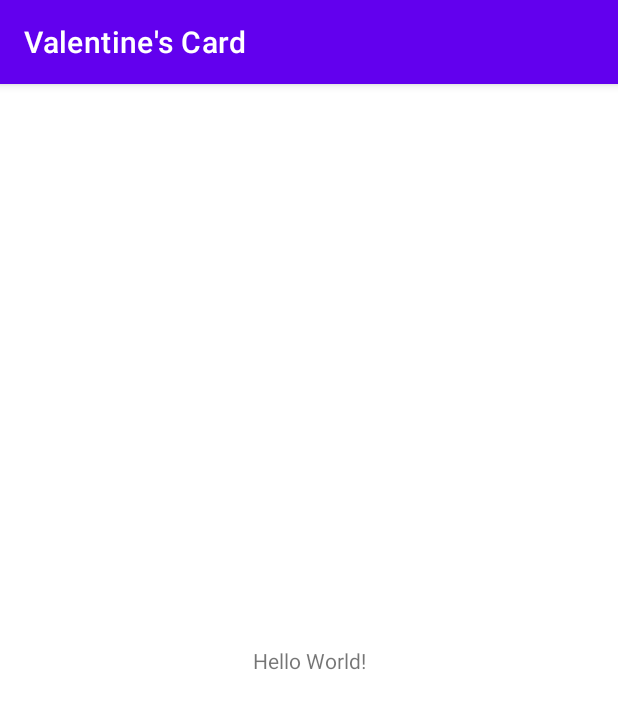
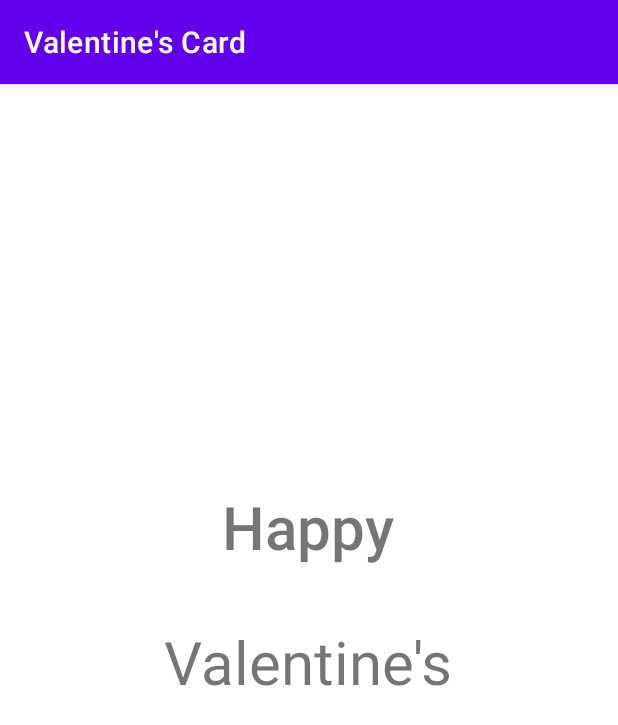
Before and after one commit to ikayz/valentines-card, an Android app: the screen it shows after launch (MainActivity), on a phone screen of 412 x 824 dp. Shown: the top 725 px of the screen. Run offline under Robolectric (Android 15) with nearby library versions, the phone set to English and light mode, and no system bars.

```diff
--- a/app/src/main/res/layout/activity_main.xml
+++ b/app/src/main/res/layout/activity_main.xml
@@ -7,12 +7,27 @@
     tools:context=".MainActivity">
 
     <TextView
+        android:id="@+id/textView"
         android:layout_width="wrap_content"
         android:layout_height="wrap_content"
-        android:text="Hello World!"
-        app:layout_constraintBottom_toBottomOf="parent"
+        android:layout_marginTop="268dp"
+        android:fontFamily="sans-serif-medium"
+        android:text="Happy"
+        android:textSize="40sp"
         app:layout_constraintEnd_toEndOf="parent"
+        app:layout_constraintHorizontal_bias="0.498"
         app:layout_constraintStart_toStartOf="parent"
         app:layout_constraintTop_toTopOf="parent" />
 
+    <TextView
+        android:id="@+id/textView2"
+        android:layout_width="wrap_content"
+        android:layout_height="wrap_content"
+        android:layout_marginBottom="356dp"
+        android:text="Valentine's"
+        android:textSize="40sp"
+        app:layout_constraintBottom_toBottomOf="parent"
+        app:layout_constraintEnd_toEndOf="parent"
+        app:layout_constraintHorizontal_bias="0.498"
+        app:layout_constraintStart_toStartOf="parent" />
 </androidx.constraintlayout.widget.ConstraintLayout>
```
Also changed, not shown: app/src/main/res/drawable/valentine_s_bg.png (added).
